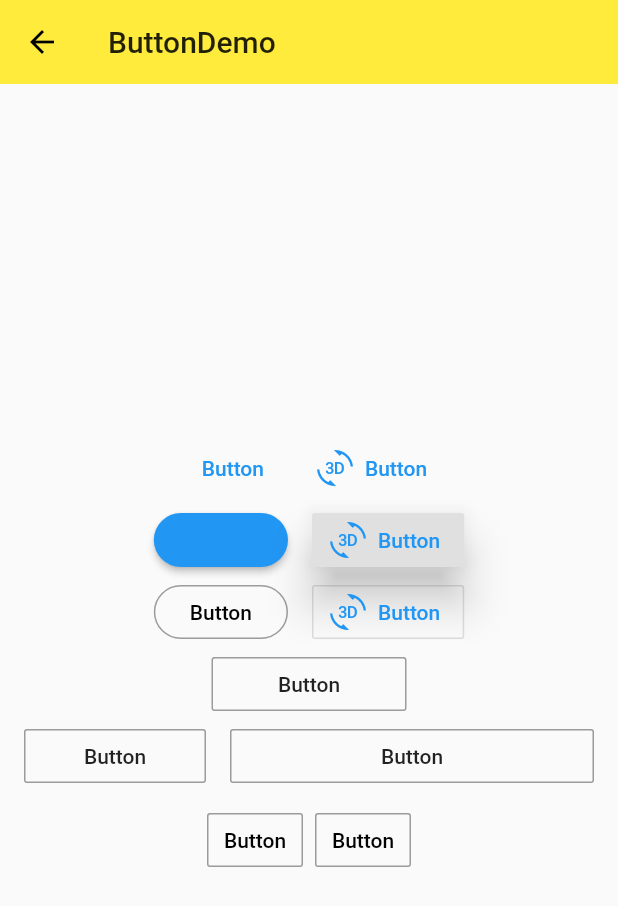
After one commit to LIsemd/FlutterDemo, a Flutter app: the screen it shows after launch, after a tap on "Button", on a phone screen of 412 x 824 dp. The commit adds this screen. Shown: the top 906 px of the screen. Run offline on Flutter 3.47's test engine with Material 2 defaults, Android fonts, the phone set to English and light mode, and no system bars.

Commit message:
完成分支（8）

```diff
--- /dev/null
+++ b/lib/demo/button_demo.dart
@@ -0,0 +1,193 @@
+import 'package:flutter/material.dart';
+
+class ButtonDemo extends StatelessWidget {
+  @override
+  Widget build(BuildContext context) {
+    final Widget flatButtonDemo = Row(
+      mainAxisAlignment: MainAxisAlignment.center,
+      children: <Widget>[
+        FlatButton(
+          child: Text('Button'),
+          onPressed: () {},
+          splashColor: Colors.grey,
+          textColor: Theme.of(context).accentColor,
+        ),
+        FlatButton.icon(
+          icon: Icon(Icons.threed_rotation),
+          label: Text('Button'),
+          onPressed: () {},
+          splashColor: Colors.grey,
+          textColor: Theme.of(context).accentColor,
+        )
+      ],
+    );
+    final Widget raisedButtonDemo = Row(
+      mainAxisAlignment: MainAxisAlignment.center,
+      children: <Widget>[
+        Theme(
+          data: Theme.of(context).copyWith(
+              buttonColor: Theme.of(context).accentColor,
+              buttonTheme: ButtonThemeData(
+                  textTheme: ButtonTextTheme.primary,
+//                      shape: BeveledRectangleBorder(
+//                        borderRadius: BorderRadius.circular(5.0)
+//                      )
+                  shape: StadiumBorder()
+              )
+          ),
+          child: RaisedButton(
+            child: Text('Button'),
+            onPressed: () {},
+            splashColor: Colors.grey,
+            textColor: Theme.of(context).accentColor,
+          ),
+        ),
+        SizedBox(width: 16.0),
+        RaisedButton.icon(
+          icon: Icon(Icons.threed_rotation),
+          label: Text('Button'),
+          onPressed: () {},
+          splashColor: Colors.grey,
+          elevation: 12.0,
+          textColor: Theme.of(context).accentColor,
+        )
+      ],
+    );
+    final Widget outlineButtonDemo = Row(
+      mainAxisAlignment: MainAxisAlignment.center,
+      children: <Widget>[
+        Theme(
+          data: Theme.of(context).copyWith(
+              buttonColor: Theme.of(context).accentColor,
+              buttonTheme: ButtonThemeData(
+                  textTheme: ButtonTextTheme.primary,
+//                      shape: BeveledRectangleBorder(
+//                        borderRadius: BorderRadius.circular(5.0)
+//                      )
+                  shape: StadiumBorder()
+              )
+          ),
+          child: OutlineButton(
+            child: Text('Button'),
+            onPressed: () {},
+            splashColor: Colors.grey[100],
+//                    textColor: Theme.of(context).accentColor,
+            borderSide: BorderSide(
+                color: Colors.black38
+            ),
+            highlightedBorderColor: Colors.grey,
+          ),
+        ),
+        SizedBox(width: 16.0),
+        OutlineButton.icon(
+          icon: Icon(Icons.threed_rotation),
+          label: Text('Button'),
+          onPressed: () {},
+          splashColor: Colors.grey,
+          textColor: Theme.of(context).accentColor,
+        )
+      ],
+    );
+    final Widget fixedWidthButtonDemo = Row(
+      mainAxisAlignment: MainAxisAlignment.center,
+      children: <Widget>[
+        Container(
+          width: 130.0,
+          child: OutlineButton(
+            child: Text('Button'),
+            onPressed: () {},
+            splashColor: Colors.grey[100],
+//                    textColor: Theme.of(context).accentColor,
+            borderSide: BorderSide(
+                color: Colors.black38
+            ),
+            highlightedBorderColor: Colors.grey,
+          ),
+        )
+      ],
+    );
+    final Widget expandedButtonDemo = Row(
+      mainAxisAlignment: MainAxisAlignment.center,
+      children: <Widget>[
+        Expanded(
+          child: OutlineButton(
+            child: Text('Button'),
+            onPressed: () {},
+            splashColor: Colors.grey[100],
+//                    textColor: Theme.of(context).accentColor,
+            borderSide: BorderSide(
+                color: Colors.black38
+            ),
+            highlightedBorderColor: Colors.grey,
+          ),
+        ),
+        SizedBox(
+          width: 16.0,
+        ),
+        Expanded(
+          flex: 2,
+          child: OutlineButton(
+            child: Text('Button'),
+            onPressed: () {},
+            splashColor: Colors.grey[100],
+//                    textColor: Theme.of(context).accentColor,
+            borderSide: BorderSide(
+                color: Colors.black38
+            ),
+            highlightedBorderColor: Colors.grey,
+          ),
+        )
+      ],
+    );
+    final Widget buttonBarDemo = Row(
+      mainAxisAlignment: MainAxisAlignment.center,
+      children: <Widget>[
+        ButtonBar(
+          children: <Widget>[
+            OutlineButton(
+              child: Text('Button'),
+              onPressed: () {},
+              splashColor: Colors.grey[100],
+//                    textColor: Theme.of(context).accentColor,
+              borderSide: BorderSide(
+                  color: Colors.black38
+              ),
+              highlightedBorderColor: Colors.grey,
+            ),
+            OutlineButton(
+              child: Text('Button'),
+              onPressed: () {},
+              splashColor: Colors.grey[100],
+//                    textColor: Theme.of(context).accentColor,
+              borderSide: BorderSide(
+                  color: Colors.black38
+              ),
+              highlightedBorderColor: Colors.grey,
+            ),
+          ],
+        )
+      ],
+    );
+
+    return Scaffold(
+      appBar: AppBar(
+        title: Text('ButtonDemo'),
+        elevation: 0.0,
+      ),
+      body: Container(
+        padding: EdgeInsets.all(16.0),
+        child: Column(
+          mainAxisAlignment: MainAxisAlignment.center,
+          children: <Widget>[
+            flatButtonDemo,
+            raisedButtonDemo,
+            outlineButtonDemo,
+            fixedWidthButtonDemo,
+            expandedButtonDemo,
+            buttonBarDemo
+          ],
+        ),
+      ),
+    );
+  }
+}
--- /dev/null
+++ b/lib/demo/material_components.dart
@@ -0,0 +1,73 @@
+import 'package:flutter/material.dart';
+import './button_demo.dart';
+import './floating_action_demo.dart';
+import './popup_menu_button_demo.dart';
+
+class MaterialComponents extends StatelessWidget {
+  @override
+  Widget build(BuildContext context) {
+    return Scaffold(
+      appBar: AppBar(
+        title: Text('MaterialCompoents'),
+        elevation: 0.0,
+      ),
+      body: ListView(
+        children: <Widget>[
+          ListItem(title: 'PopupMenuButton', page: PopupMenuButtonDemo()),
+          ListItem(title: 'Button', page: ButtonDemo()),
+          ListItem(title: 'FloatingActionButton', page: FloatingActionButtonDemo())
+        ],
+      ),
+    );
+  }
+}
+
+
+class _WidgetDemo extends StatelessWidget {
+  @override
+  Widget build(BuildContext context) {
+    return Scaffold(
+      appBar: AppBar(
+        title: Text('_WidgetDemo'),
+        elevation: 0.0,
+      ),
+      body: Container(
+        padding: EdgeInsets.all(16.0),
+        child: Column(
+          mainAxisAlignment: MainAxisAlignment.center,
+          children: <Widget>[
+            Row(
+              mainAxisAlignment: MainAxisAlignment.center,
+              children: <Widget>[
+
+              ],
+            )
+          ],
+        ),
+      ),
+    );
+  }
+}
+
+
+class ListItem extends StatelessWidget {
+  final String title;
+  final Widget page;
+
+  ListItem({
+    this.title,
+    this.page
+});
+
+  @override
+  Widget build(BuildContext context) {
+    return ListTile(
+      title: Text(title),
+      onTap: () {
+        Navigator.of(context).push(
+          MaterialPageRoute(builder: (context) => page)
+        );
+      },
+    );
+  }
+}
--- a/lib/main.dart
+++ b/lib/main.dart
@@ -8,6 +8,7 @@ import './demo/view_demo.dart';
 //import './demo/sliver_demo.dart';
 import './demo/navigator_demo.dart';
 import './demo/form_demo.dart';
+import './demo/material_components.dart';
 
 void main() => runApp(App());
 
@@ -16,11 +17,12 @@ class App extends StatelessWidget {
   Widget build(BuildContext context) {
     return MaterialApp(
       debugShowCheckedModeBanner: false,
-      initialRoute: '/form',
+      initialRoute: '/mdc',
       routes: {
         '/': (context) => NavigatorDemo(),
         '/home': (context) => Home(),
         '/form': (context) => FormDemo(),
+        '/mdc': (context) => MaterialComponents(),
         '/about': (context) => Page(title: 'About'),
       },
       theme: ThemeData(
```
Also changed, not shown: lib/demo/floating_action_demo.dart (added, +37 -0 lines), lib/demo/popup_menu_button_demo.dart (added, +55 -0 lines).
